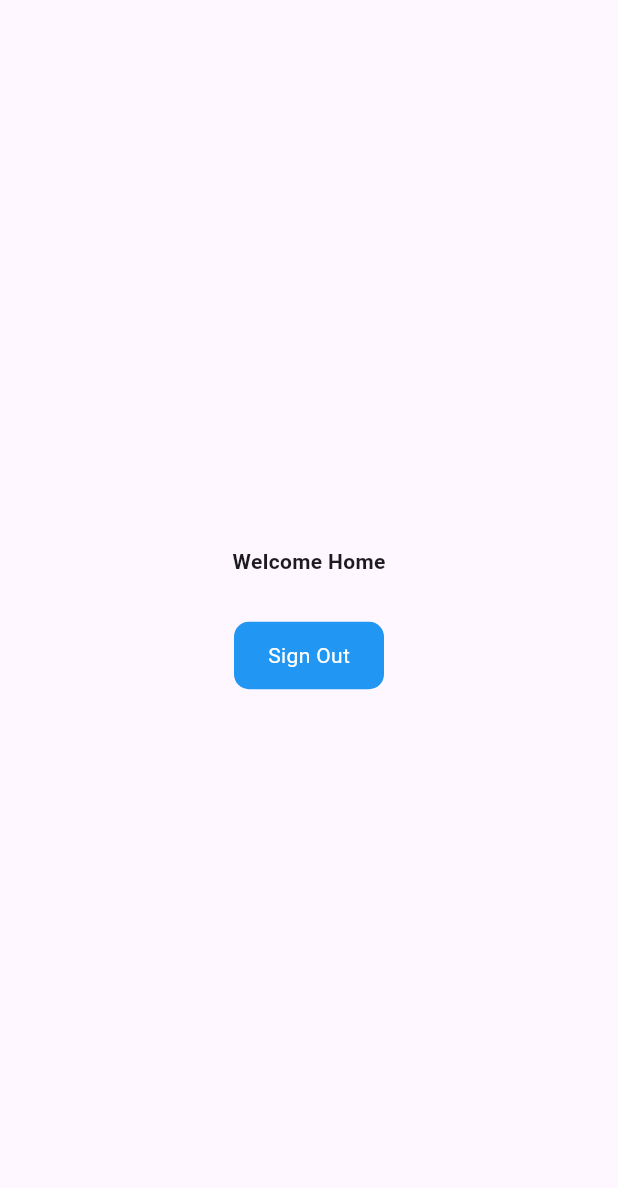
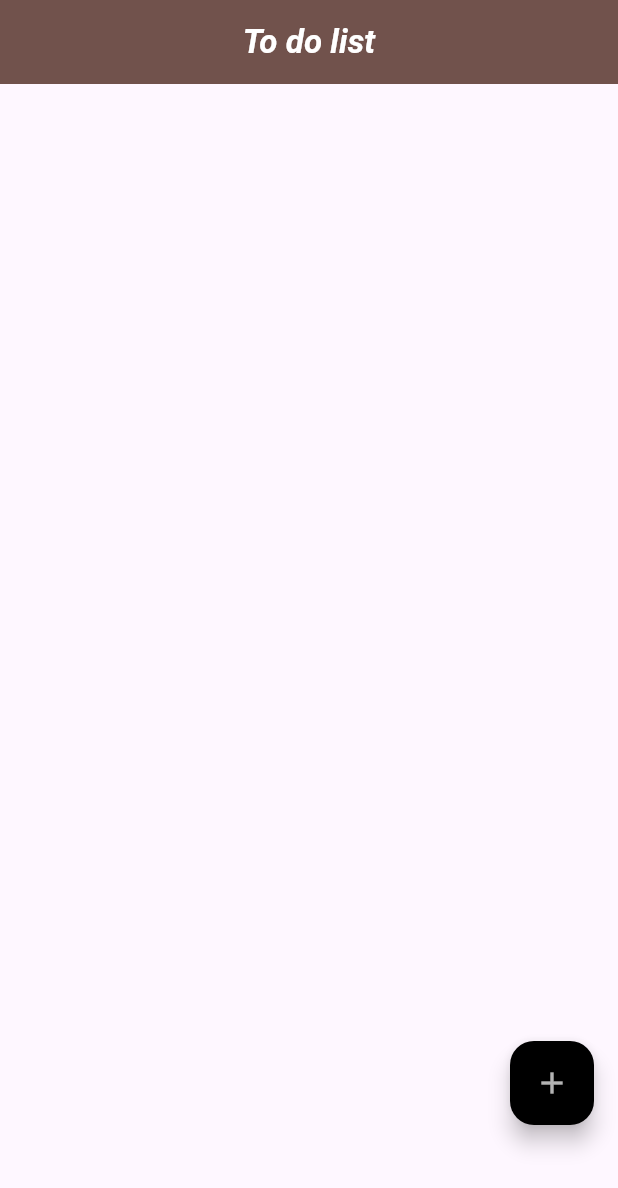
Before and after one commit to emre-kd/Flutter-Firebase, a Flutter app: the HomePage screen opened by its route, on a phone screen of 412 x 824 dp. Shown: the top 1188 px of the screen. Run offline on Flutter 3.47's test engine with Material 3 defaults, Android fonts, the phone set to English and light mode, and no system bars; our stand-ins replace cloud_firestore, firebase_auth, firebase_core, fluttertoast, font_awesome_flutter, google_sign_in; accounts and stored records are empty.

```diff
--- a/lib/features/user_auth/presentation/pages/home_page.dart
+++ b/lib/features/user_auth/presentation/pages/home_page.dart
@@ -1,33 +1,83 @@
-// ignore_for_file: prefer_const_constructors
+// ignore_for_file: prefer_const_constructors, sort_child_properties_last
 
-import 'package:firebase_auth/firebase_auth.dart';
+// import 'package:firebase_auth/firebase_auth.dart';
+
 import 'package:flutter/material.dart';
-import 'package:flutterfirebase/features/user_auth/presentation/pages/login_page.dart';
-import 'package:flutterfirebase/global/common/toast.dart';
+import 'package:flutterfirebase/features/user_auth/presentation/services/firestore.dart';
+// import 'package:flutterfirebase/features/user_auth/presentation/pages/login_page.dart';
+// import 'package:flutterfirebase/global/common/toast.dart';
 
 class HomePage extends StatefulWidget {
   const HomePage({super.key});
+
+  //open a input
 
   @override
   State<HomePage> createState() => _HomePageState();
 }
 
 class _HomePageState extends State<HomePage> {
+  //firestore
+  final FireStoreService fireStoreService = FireStoreService();
+
+  //text Controller
+  final TextEditingController textConroller = TextEditingController();
+
+  void openInput() {
+    showDialog(
+      context: context,
+      builder: (context) => AlertDialog(
+        content: TextField(
+          controller: textConroller,
+        ),
+        actions: [
+          //button to save
+          ElevatedButton(
+            onPressed: () {
+              //add new note
+              fireStoreService.addNote(textConroller.text);
+              //clear the text controller
+              textConroller.clear();
+              //close the box
+              Navigator.pop(context);
+
+            },
+            child: Text("Add"))
+        ],
+      ),
+    );
+  }
+
   @override
   Widget build(BuildContext context) {
     return Scaffold(
+      appBar: AppBar(
+        title: Text("To do list",
+            style: TextStyle(
+                color: Colors.white,
+                fontWeight: FontWeight.bold,
+                fontStyle: FontStyle.italic)),
+        automaticallyImplyLeading: false,
+        centerTitle: true,
+        backgroundColor: const Color.fromRGBO(113, 82, 76, 1),
+      ),
+      floatingActionButton: Padding(
+        padding: const EdgeInsets.only(bottom: 58.0),
+        child: FloatingActionButton(
+          onPressed: openInput,
+          child: const Icon(
+            Icons.add,
+            color: Colors.white70,
+          ),
+          backgroundColor: Colors.black,
+        ),
+      ),
+      body: Column(
 
-      body: Column(
-        mainAxisAlignment: MainAxisAlignment.center,
+          /*
+        mainAxisAlignment: MainAxisAlignment.end,
         children: [
-          Center(
-            child: Text(
-              "Welcome Home",
-              style: TextStyle(fontWeight: FontWeight.bold),
-            ),
-          ), // Added closing parenthesis
 
-          SizedBox(height: 30), // Removed unnecessary comma
 
           GestureDetector(
             onTap: () {
@@ -36,12 +86,15 @@ class _HomePageState extends State<HomePage> {
               MaterialPageRoute(builder: (context) => LoginPage()));
               showToast(message: "Signed out");
             },
+
+              child: Center(
                 child: Container(
+
                   height: 45,
-              width: 100,
+                  width: double.infinity,
                   decoration: BoxDecoration(
-                color: Colors.blue,
-                borderRadius: BorderRadius.circular(10),
+                    color: const Color.fromARGB(255, 2, 14, 24),
+
                   ),
                   child: Center(
                     child: Text(
@@ -51,7 +104,9 @@ class _HomePageState extends State<HomePage> {
                   ),
                 ),
               ),
-        ],
+
+          ),
+        ], */
           ),
     );
   }
--- /dev/null
+++ b/lib/features/user_auth/presentation/services/firestore.dart
@@ -0,0 +1,23 @@
+import 'package:cloud_firestore/cloud_firestore.dart';
+
+class FireStoreService{
+
+  //get collection of data
+  final CollectionReference notes = FirebaseFirestore.instance.collection('notes');
+
+  //CREATE
+  Future<void> addNote(String   note, ) {
+    return  notes.add({
+      'note': note,
+      'timestamp': Timestamp.now(),
+    });
+
+  }
+
+  //READ
+
+  //UPDATE
+
+  //DELETE
+
+}
```
Also changed, not shown: lib/firebase_options.dart (added), 4 other files. Lines whose indentation alone changed are shown as unchanged.
